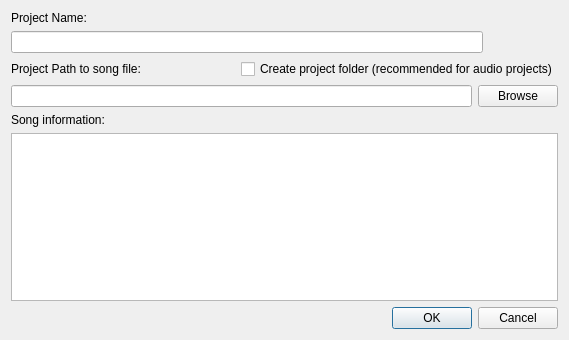
The window that muse2/muse/widgets/projectcreate.ui (emrum/muse) describes before a commit, drawn with Qt 5.
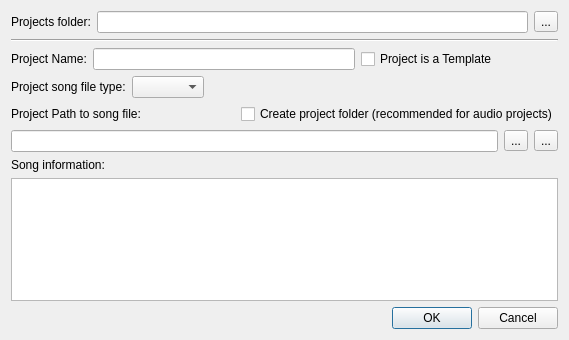
The same window after the commit.

Diff of the .ui file:
```diff
--- a/muse2/muse/widgets/projectcreate.ui
+++ b/muse2/muse/widgets/projectcreate.ui
@@ -17,28 +17,94 @@
    <item>
     <layout class="QVBoxLayout" name="verticalLayout">
      <item>
-      <widget class="QLabel" name="label_2">
-       <property name="text">
-        <string>Project Name:</string>
+      <layout class="QHBoxLayout" name="horizontalLayout_8">
+       <item>
+        <widget class="QLabel" name="label_5">
+         <property name="text">
+          <string>Projects folder:</string>
+         </property>
+        </widget>
+       </item>
+       <item>
+        <widget class="QLineEdit" name="projDirLineEdit">
+         <property name="readOnly">
+          <bool>true</bool>
+         </property>
+        </widget>
+       </item>
+       <item>
+        <widget class="QToolButton" name="projDirToolButton">
+         <property name="text">
+          <string>...</string>
+         </property>
+        </widget>
+       </item>
+      </layout>
+     </item>
+     <item>
+      <widget class="Line" name="line">
+       <property name="orientation">
+        <enum>Qt::Horizontal</enum>
        </property>
       </widget>
      </item>
      <item>
       <layout class="QHBoxLayout" name="horizontalLayout_3">
+       <item>
+        <widget class="QLabel" name="label_2">
+         <property name="text">
+          <string>Project Name:</string>
+         </property>
+        </widget>
+       </item>
        <item>
         <widget class="QLineEdit" name="projectNameEdit"/>
        </item>
+       <item>
+        <widget class="QCheckBox" name="templateCheckBox">
+         <property name="text">
+          <string>Project is a Template</string>
+         </property>
+        </widget>
+       </item>
        <item>
         <spacer name="horizontalSpacer">
          <property name="orientation">
           <enum>Qt::Horizontal</enum>
          </property>
          <property name="sizeType">
-          <enum>QSizePolicy::Fixed</enum>
+          <enum>QSizePolicy::Minimum</enum>
          </property>
          <property name="sizeHint" stdset="0">
           <size>
-           <width>75</width>
+           <width>60</width>
+           <height>20</height>
+          </size>
+         </property>
+        </spacer>
+       </item>
+      </layout>
+     </item>
+     <item>
+      <layout class="QHBoxLayout" name="horizontalLayout_5">
+       <item>
+        <widget class="QLabel" name="label_4">
+         <property name="text">
+          <string>Project song file type:</string>
+         </property>
+        </widget>
+       </item>
+       <item>
+        <widget class="QComboBox" name="projectFileTypeCB"/>
+       </item>
+       <item>
+        <spacer name="horizontalSpacer_3">
+         <property name="orientation">
+          <enum>Qt::Horizontal</enum>
+         </property>
+         <property name="sizeHint" stdset="0">
+          <size>
+           <width>40</width>
            <height>20</height>
           </size>
          </property>
@@ -87,9 +153,16 @@
         </widget>
        </item>
        <item>
-        <widget class="QPushButton" name="browseDirButton">
+        <widget class="QToolButton" name="browseDirButton">
          <property name="text">
-          <string>Browse</string>
+          <string>...</string>
+         </property>
+        </widget>
+       </item>
+       <item>
+        <widget class="QToolButton" name="restorePathButton">
+         <property name="text">
+          <string>...</string>
          </property>
         </widget>
        </item>
```
Left out of the diff: 12 changed lines with no effect on the pictures.
